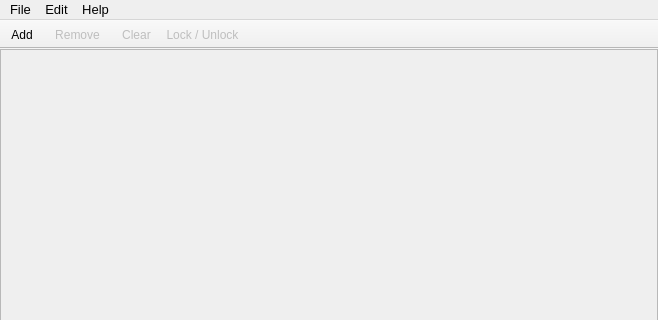
Qt form mainwindow.ui (IvanNugiban/VideoTrimmer) before a commit; both pictures show x 0 to 658 and y 0 to 320 of the 658 by 598 pixel window.
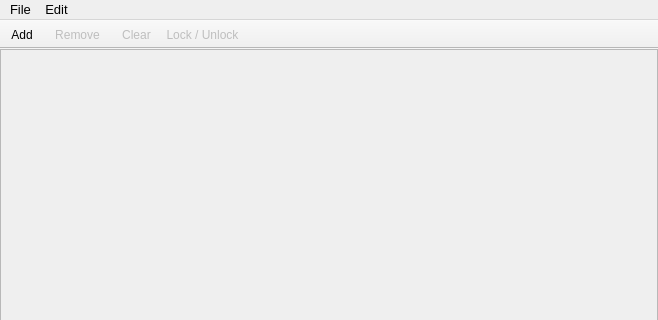
The same form after that commit. Icons and pictures are not drawn. Custom widgets are drawn as their Qt base class.

Patch:
```diff
--- a/mainwindow.ui
+++ b/mainwindow.ui
@@ -424,14 +424,8 @@
     <addaction name="actionLock_Unlock"/>
     <addaction name="actionCut"/>
    </widget>
-   <widget class="QMenu" name="menuHelp">
-    <property name="title">
-     <string>Help</string>
-    </property>
-   </widget>
    <addaction name="menuFile"/>
    <addaction name="menuEdit"/>
-   <addaction name="menuHelp"/>
   </widget>
   <widget class="QToolBar" name="toolBar">
    <property name="windowTitle">
```
Left out of the diff: 2 changed lines with no effect on the pictures.
